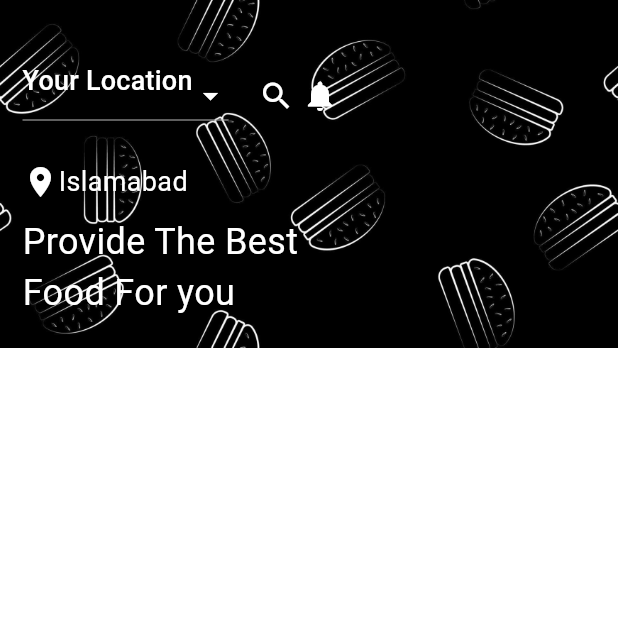
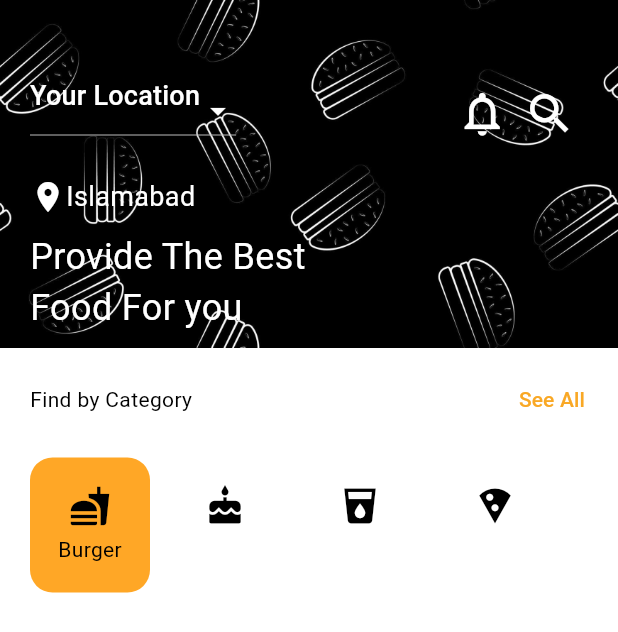
Before and after one commit to 3SyedShayan/account_login, a Flutter app: the screen it shows after launch, on a phone screen of 412 x 824 dp. Shown: the top 632 px of the screen. Run offline on Flutter 3.47's test engine with Material 3 defaults, Android fonts, the phone set to English and light mode, and no system bars; our stand-ins replace firebase_auth, firebase_core; accounts and stored records are empty; Roboto replaces fonts that are missing (Poppins).

Commit message:
Dashboard UI improved

```diff
--- a/lib/screens/dashboard.dart
+++ b/lib/screens/dashboard.dart
@@ -1,3 +1,4 @@
+import 'package:account_login/widgets/dashboard_header.dart';
 import 'package:flutter/material.dart';
 
 class DashboardScreen extends StatefulWidget {
@@ -8,80 +9,90 @@ class DashboardScreen extends StatefulWidget {
 }
 
 class _DashboardScreenState extends State<DashboardScreen> {
-  List<String> cities = ["Islamabad", "Karachi", "Lahore"];
-  String selectedCity = "Islamabad";
+  int selectedCategory = 0;
+  void onSelectCategory(int index) {
+    setState(() {
+      selectedCategory = index;
+    });
+  }
+
+  List<Map<String, dynamic>> categories = [
+    {"icon": Icons.fastfood, "label": "Burger"},
+    {"icon": Icons.cake, "label": "Desserts"},
+    {"icon": Icons.local_drink, "label": "Drinks"},
+    {"icon": Icons.local_pizza, "label": "Pizza"},
+  ];
+
+  Widget onCategorySelected() {
+    return Container(
+      height: 100,
+      child: ListView(
+        padding: EdgeInsets.only(left: 20),
+        scrollDirection: Axis.horizontal,
+        children: categories.map((category) {
+          int index = categories.indexOf(category);
+          return Padding(
+            padding: const EdgeInsets.fromLTRB(0, 5, 10, 5),
+            child: GestureDetector(
+              onTap: () => onSelectCategory(index),
+              child: Container(
+                // padding: EdgeInsets.all(10),
+                decoration: BoxDecoration(
+                  color: index == selectedCategory
+                      ? Colors.orange[400]
+                      : Colors.transparent,
+
+                  borderRadius: BorderRadius.circular(15),
+                ),
+                width: 80,
+                // height: 200,
+                child: Column(
+                  mainAxisAlignment: MainAxisAlignment.center,
+                  children: [
+                    Icon(
+                      categories[index]["icon"],
+                      size: 28,
+                      color: Colors.black,
+                    ),
+                    SizedBox(height: 5),
+                    Text(
+                      index == selectedCategory
+                          ? categories[index]["label"]
+                          : "",
+                    ),
+                  ],
+                ),
+              ),
+            ),
+          );
+        }).toList(),
+      ),
+    );
+  }
+
   @override
   Widget build(BuildContext context) {
     return Scaffold(
       body: Column(
         children: [
-          Stack(
-            children: [
-              Image.asset("assets/images/fast-food-cover.jpg"),
-              Padding(
-                padding: const EdgeInsets.fromLTRB(15, 20, 10, 10),
-                child: Column(
-                  crossAxisAlignment: CrossAxisAlignment.start,
-                  children: [
-                    SizedBox(height: 20),
-                    Row(
-                      children: [
-                        DropdownButton(
-                          value: selectedCity,
-                          icon: Icon(
-                            Icons.arrow_drop_down,
-                            color: Colors.white,
-                          ),
-                          items: cities.map((String city) {
-                            return DropdownMenuItem(
-                              value: city,
-                              child: Text(city),
-                              onTap: () {},
-                            );
-                          }).toList(),
-                          selectedItemBuilder: (BuildContext context) {
-                            return cities.map((String city) {
-                              return Text(
-                                "Your Location",
-                                style: TextStyle(
-                                  color: Colors.white,
-                                  fontSize: 18,
-                                ),
-                              );
-                            }).toList();
-                          },
-                          onChanged: (value) {
-                            setState(() {
-                              selectedCity = value.toString();
-                            });
-                          },
-                        ),
-                        SizedBox(width: 20),
-                        Icon(Icons.search, color: Colors.white),
-                        SizedBox(width: 5),
-                        Icon(Icons.notifications, color: Colors.white),
-                      ],
-                    ),
-                    SizedBox(height: 20),
-                    Row(
-                      children: [
-                        Icon(Icons.location_on, color: Colors.white),
-                        Text(
-                          selectedCity,
-                          style: TextStyle(color: Colors.white, fontSize: 18),
-                        ),
-                      ],
-                    ),
-                    SizedBox(height: 10),
-                    Text(
-                      "Provide The Best\nFood For you",
-                      style: TextStyle(color: Colors.white, fontSize: 24),
-                    ),
-                  ],
+          DashboardHeader(),
+          Padding(
+            padding: const EdgeInsets.fromLTRB(20, 0, 10, 10),
+            child: Row(
+              children: [
+                Text("Find by Category"),
+                Spacer(),
+                TextButton(
+                  onPressed: () {},
+                  child: Text(
+                    "See All",
+                    style: TextStyle(color: Colors.yellow[800]),
+                  ),
                 ),
-              ),
-            ],
+              ],
+            ),
           ),
+          onCategorySelected(),
         ],
       ),
     );
--- /dev/null
+++ b/lib/widgets/dashboard_header.dart
@@ -0,0 +1,96 @@
+import 'package:flutter/material.dart';
+
+class DashboardHeader extends StatefulWidget {
+  DashboardHeader({super.key});
+
+  @override
+  State<DashboardHeader> createState() => _DashboardHeaderState();
+}
+
+class _DashboardHeaderState extends State<DashboardHeader> {
+  List<String> cities = ["Islamabad", "Karachi", "Lahore"];
+
+  String selectedCity = "Islamabad";
+
+  @override
+  Widget build(BuildContext context) {
+    return Stack(
+      children: [
+        Image.asset("assets/images/fast-food-cover.jpg"),
+        Positioned(
+          top: 50,
+          right: 20,
+          child: IconButton(
+            onPressed: () {},
+            icon: Icon(Icons.search, color: Colors.white, size: 35),
+          ),
+        ),
+        Positioned(
+          top: 50,
+          right: 65,
+          child: IconButton(
+            onPressed: () {},
+            icon: Icon(
+              Icons.notifications_none_outlined,
+              color: Colors.white,
+              size: 35,
+            ),
+          ),
+        ),
+        Padding(
+          padding: const EdgeInsets.fromLTRB(20, 30, 20, 20),
+          child: Column(
+            crossAxisAlignment: CrossAxisAlignment.start,
+            children: [
+              SizedBox(height: 20),
+              Row(
+                children: [
+                  DropdownButton(
+                    value: selectedCity,
+                    icon: Icon(Icons.arrow_drop_down, color: Colors.white),
+                    items: cities.map((String city) {
+                      return DropdownMenuItem(
+                        value: city,
+                        child: Text(city),
+                        onTap: () {
+                          setState(() {});
+                        },
+                      );
+                    }).toList(),
+                    selectedItemBuilder: (BuildContext context) {
+                      return cities.map((String city) {
+                        return Text(
+                          "Your Location",
+                          style: TextStyle(color: Colors.white, fontSize: 18),
+                        );
+                      }).toList();
+                    },
+                    onChanged: (value) {
+                      selectedCity = value.toString();
+                    },
+                  ),
+                ],
+              ),
+
+              SizedBox(height: 20),
+              Row(
+                children: [
+                  Icon(Icons.location_on, color: Colors.white),
+                  Text(
+                    selectedCity,
+                    style: TextStyle(color: Colors.white, fontSize: 18),
+                  ),
+                ],
+              ),
+              SizedBox(height: 10),
+              Text(
+                "Provide The Best\nFood For you",
+                style: TextStyle(color: Colors.white, fontSize: 24),
+              ),
+            ],
+          ),
+        ),
+      ],
+    );
+  }
+}
```
